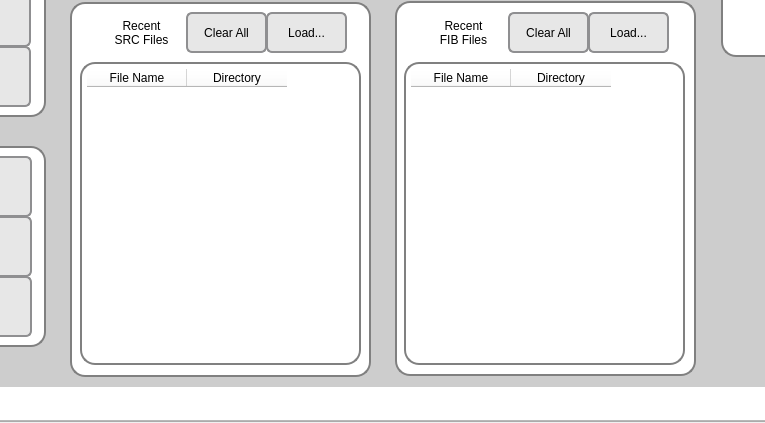
This is mainwindow.ui in frankyeh/DSI-Studio as Qt 5 draws it before an edit; both pictures show x 262 to 1027 and y 335 to 758 of the 1272 by 758 pixel window. The edited form follows.
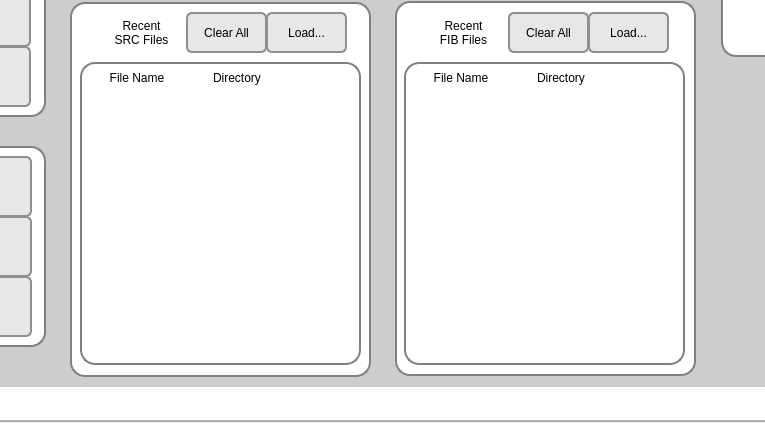
This is the edited form. The open tabs and pages were chosen to show the change. Icons and pictures are not drawn.

```diff
--- a/mainwindow.ui
+++ b/mainwindow.ui
@@ -242,7 +242,7 @@
                 </size>
                </property>
                <property name="styleSheet">
-                <string notr="true">QWidget {color: black} QTableWidget {border: 2px solid gray;border-radius: 15px;padding: 5px;color: black; }</string>
+                <string notr="true">QTableWidget {border: 2px solid gray;border-radius: 15px;padding: 5px;color: black;alternate-background-color: white}  QHeaderView::section { border: 0px ;background-color: white;color: black;}</string>
                </property>
                <property name="selectionMode">
                 <enum>QAbstractItemView::SingleSelection</enum>
@@ -305,7 +305,7 @@
                 </size>
                </property>
                <property name="styleSheet">
-                <string notr="true">QWidget {color: black} QTableWidget {border: 2px solid gray;border-radius: 15px;padding: 5px;color: black; }</string>
+                <string notr="true">QTableWidget {border: 2px solid gray;border-radius: 15px;padding: 5px;color: black;alternate-background-color: white}  QHeaderView::section { border: 0px ;background-color: white;color: black;}</string>
                </property>
                <property name="selectionMode">
                 <enum>QAbstractItemView::SingleSelection</enum>
```
Left out of the diff: 14 changed lines with no effect on the pictures.
